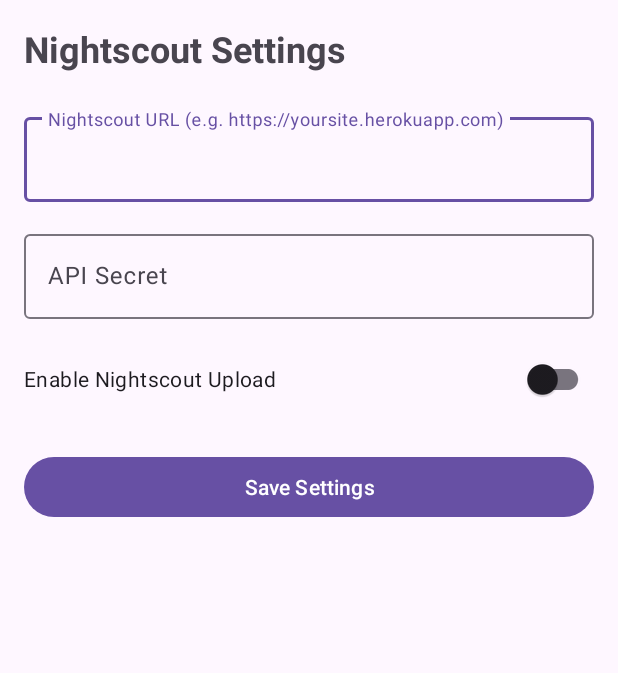
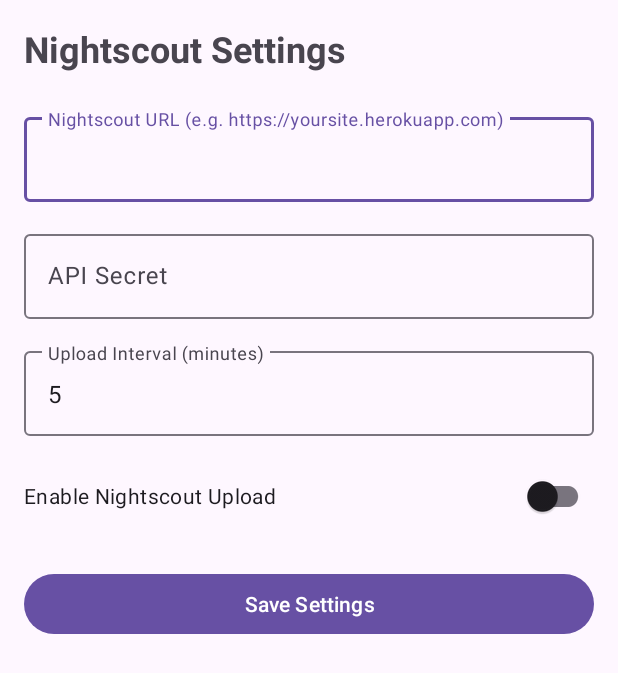
Before and after one commit to kenkit/CgmApp, an Android app: the screen it shows after launch (SettingsActivity), after a tap on "Settings", on a phone screen of 412 x 824 dp. Shown: the top 673 px of the screen. Run offline under Robolectric (Android 15) with nearby library versions, the phone set to English and light mode, and no system bars.

Commit message:
Implement periodic Nightscout upload with user-defined intervals and database synchronization tracking

```diff
--- a/app/src/main/java/com/myuni/cgmapp/DatabaseHelper.kt
+++ b/app/src/main/java/com/myuni/cgmapp/DatabaseHelper.kt
@@ -10,6 +10,7 @@ object GlucoseContract {
         const val TABLE_NAME = "glucose_readings"
         const val COLUMN_NAME_TIMESTAMP = "timestamp"
         const val COLUMN_NAME_VALUE = "value"
+        const val COLUMN_NAME_UPLOADED = "uploaded"
     }
 }
 
@@ -18,7 +19,8 @@ class DatabaseHelper(context: Context) : SQLiteOpenHelper(context, DATABASE_NAME
     override fun onCreate(db: SQLiteDatabase) {
         val sql_create_entries = "CREATE TABLE ${GlucoseContract.GlucoseEntry.TABLE_NAME} (" +
                 "${GlucoseContract.GlucoseEntry.COLUMN_NAME_TIMESTAMP} INTEGER PRIMARY KEY," +
-                "${GlucoseContract.GlucoseEntry.COLUMN_NAME_VALUE} FLOAT)"
+                "${GlucoseContract.GlucoseEntry.COLUMN_NAME_VALUE} FLOAT," +
+                "${GlucoseContract.GlucoseEntry.COLUMN_NAME_UPLOADED} INTEGER DEFAULT 0)"
         db.execSQL(sql_create_entries)
     }
 
@@ -29,7 +31,7 @@ class DatabaseHelper(context: Context) : SQLiteOpenHelper(context, DATABASE_NAME
     }
 
     companion object {
-        const val DATABASE_VERSION = 3
+        const val DATABASE_VERSION = 4
         const val DATABASE_NAME = "CgmApp.db"
     }
 }
--- a/app/src/main/java/com/myuni/cgmapp/SettingsActivity.kt
+++ b/app/src/main/java/com/myuni/cgmapp/SettingsActivity.kt
@@ -16,6 +16,7 @@ class SettingsActivity : AppCompatActivity() {
 
         val urlEditText = findViewById<TextInputEditText>(R.id.nightscout_url)
         val secretEditText = findViewById<TextInputEditText>(R.id.api_secret)
+        val intervalEditText = findViewById<TextInputEditText>(R.id.upload_interval)
         val uploadSwitch = findViewById<SwitchMaterial>(R.id.enable_upload)
         val saveButton = findViewById<Button>(R.id.save_settings)
 
@@ -24,11 +25,13 @@ class SettingsActivity : AppCompatActivity() {
         // Load current settings
         urlEditText.setText(sharedPref.getString("nightscout_url", ""))
         secretEditText.setText(sharedPref.getString("api_secret", ""))
+        intervalEditText.setText(sharedPref.getInt("upload_interval", 5).toString())
         uploadSwitch.isChecked = sharedPref.getBoolean("enable_upload", false)
 
         saveButton.setOnClickListener {
             val url = urlEditText.text.toString().trim()
             val secret = secretEditText.text.toString().trim()
+            val intervalStr = intervalEditText.text.toString().trim()
             val enabled = uploadSwitch.isChecked
 
             if (enabled && (url.isEmpty() || secret.isEmpty())) {
@@ -36,9 +39,12 @@ class SettingsActivity : AppCompatActivity() {
                 return@setOnClickListener
             }
 
+            val interval = intervalStr.toIntOrNull() ?: 5
+
             with(sharedPref.edit()) {
                 putString("nightscout_url", url)
                 putString("api_secret", secret)
+                putInt("upload_interval", interval)
                 putBoolean("enable_upload", enabled)
                 apply()
             }
--- a/app/src/main/res/layout/activity_settings.xml
+++ b/app/src/main/res/layout/activity_settings.xml
@@ -39,6 +39,20 @@
             android:inputType="textPassword" />
     </com.google.android.material.textfield.TextInputLayout>
 
+    <com.google.android.material.textfield.TextInputLayout
+        android:layout_width="match_parent"
+        android:layout_height="wrap_content"
+        android:hint="Upload Interval (minutes)"
+        android:layout_marginBottom="16dp">
+
+        <com.google.android.material.textfield.TextInputEditText
+            android:id="@+id/upload_interval"
+            android:layout_width="match_parent"
+            android:layout_height="wrap_content"
+            android:inputType="number"
+            android:text="5" />
+    </com.google.android.material.textfield.TextInputLayout>
+
     <com.google.android.material.switchmaterial.SwitchMaterial
         android:id="@+id/enable_upload"
         android:layout_width="match_parent"
```
Also changed, not shown: app/src/main/java/com/myuni/cgmapp/CgmService.kt (+28 -12 lines).
